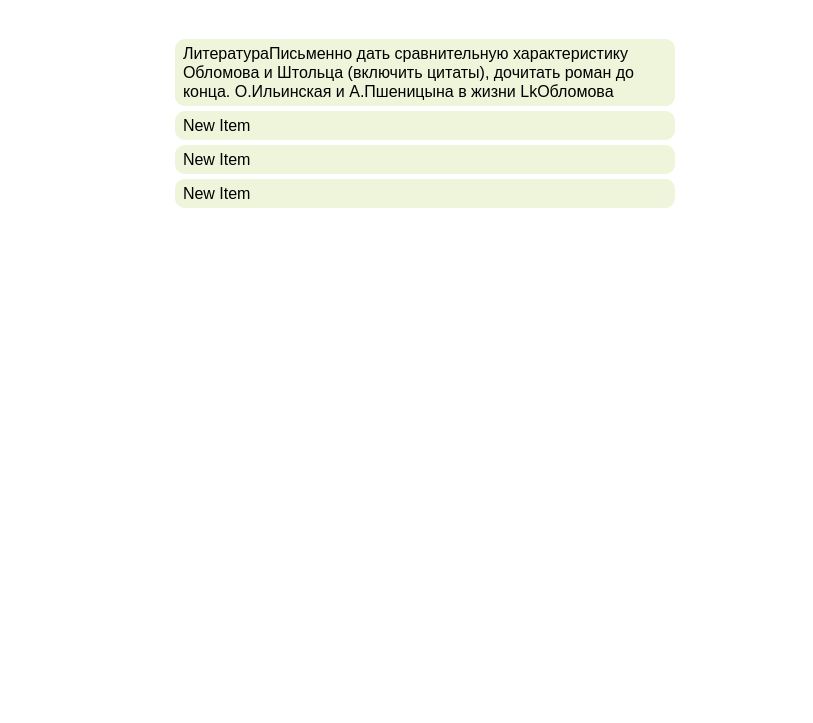
Old version of the form ui/main.ui in the repository Gamer201760/Tasker.
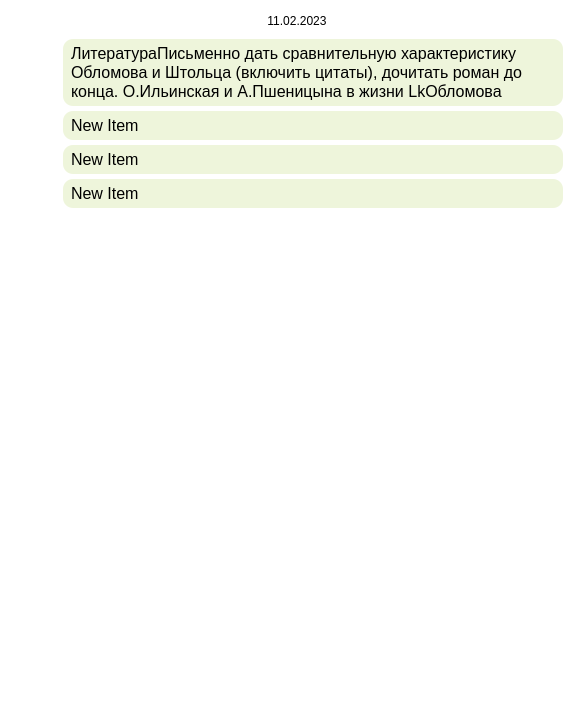
New version of the form. The open tabs and pages were chosen to show the change. Icons and pictures are not drawn.

Patch:
```diff
--- a/ui/main.ui
+++ b/ui/main.ui
@@ -6,7 +6,7 @@
    <rect>
     <x>0</x>
     <y>0</y>
-    <width>813</width>
+    <width>588</width>
     <height>723</height>
    </rect>
   </property>
@@ -310,23 +310,89 @@
 QListWidget::indicator {
      width: 25px;
      height: 25px;
- }</string>
+ }
+
+QPushButton {
+border: 0px;
+}
+QPushButton:hover {
+	background-color: rgba(190, 190, 190, 150);
+}</string>
        </property>
        <layout class="QVBoxLayout" name="verticalLayout_2">
-        <item alignment="Qt::AlignTop">
-         <widget class="QLabel" name="date_label">
-          <property name="sizePolicy">
-           <sizepolicy hsizetype="Preferred" vsizetype="Preferred">
-            <horstretch>0</horstretch>
-            <verstretch>0</verstretch>
-           </sizepolicy>
-          </property>
-          <property name="text">
+        <item>
+         <widget class="QGroupBox" name="groupBox">
+          <property name="title">
            <string/>
           </property>
-          <property name="alignment">
-           <set>Qt::AlignCenter</set>
-          </property>
+          <layout class="QGridLayout" name="gridLayout" rowstretch="0" columnstretch="0,0">
+           <property name="leftMargin">
+            <number>0</number>
+           </property>
+           <property name="topMargin">
+            <number>0</number>
+           </property>
+           <property name="rightMargin">
+            <number>0</number>
+           </property>
+           <property name="bottomMargin">
+            <number>0</number>
+           </property>
+           <property name="spacing">
+            <number>0</number>
+           </property>
+           <item row="0" column="0" alignment="Qt::AlignHCenter|Qt::AlignVCenter">
+            <widget class="QLabel" name="date_label">
+             <property name="sizePolicy">
+              <sizepolicy hsizetype="Preferred" vsizetype="Preferred">
+               <horstretch>1</horstretch>
+               <verstretch>0</verstretch>
+              </sizepolicy>
+             </property>
+             <property name="minimumSize">
+              <size>
+               <width>80</width>
+               <height>0</height>
+              </size>
+             </property>
+             <property name="maximumSize">
+              <size>
+               <width>312</width>
+               <height>16777215</height>
+              </size>
+             </property>
+             <property name="text">
+              <string>11.02.2023</string>
+             </property>
+             <property name="alignment">
+              <set>Qt::AlignCenter</set>
+             </property>
+            </widget>
+           </item>
+           <item row="0" column="1" alignment="Qt::AlignRight|Qt::AlignVCenter">
+            <widget class="QPushButton" name="archive_btn">
+             <property name="maximumSize">
+              <size>
+               <width>100</width>
+               <height>100</height>
+              </size>
+             </property>
+             <property name="text">
+              <string/>
+             </property>
+             <property name="icon">
+              <iconset>
+               <normaloff>../img/Archive.svg</normaloff>../img/Archive.svg</iconset>
+             </property>
+             <property name="iconSize">
+              <size>
+               <width>20</width>
+               <height>20</height>
+              </size>
+             </property>
+            </widget>
+           </item>
+          </layout>
          </widget>
         </item>
         <item alignment="Qt::AlignHCenter">
```
Left out of the diff: 2 changed lines with no effect on the pictures.
